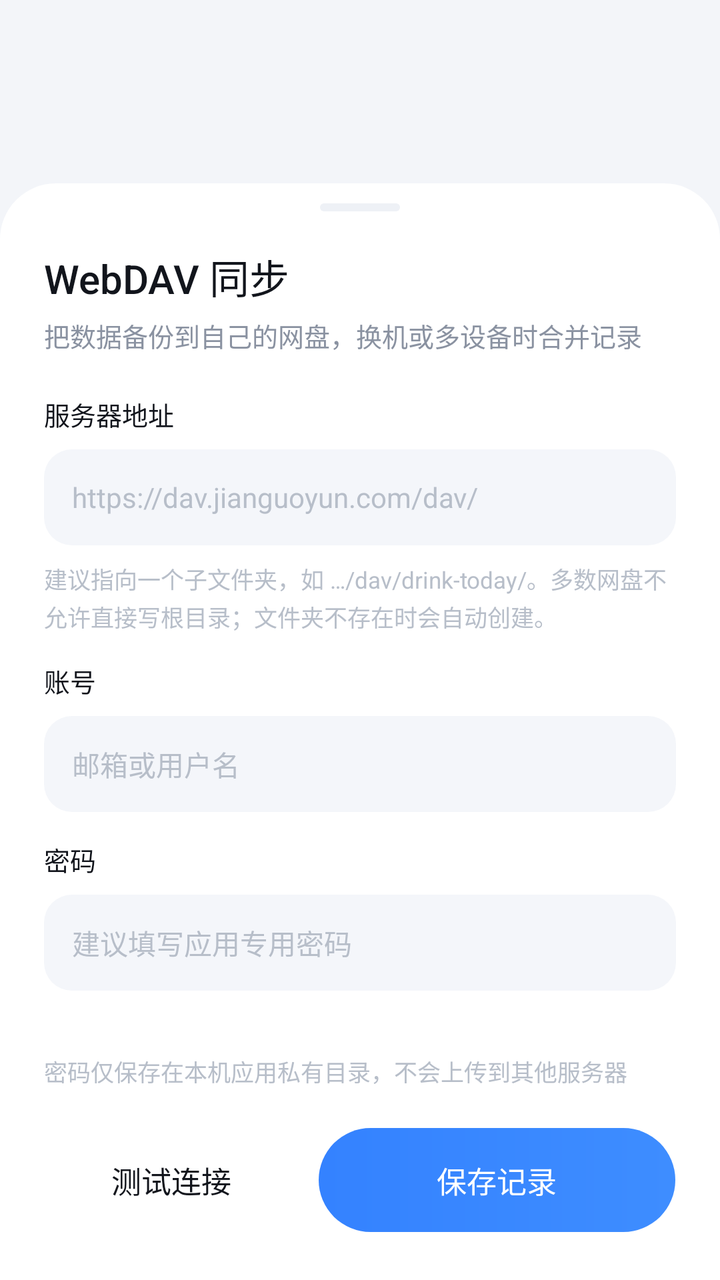
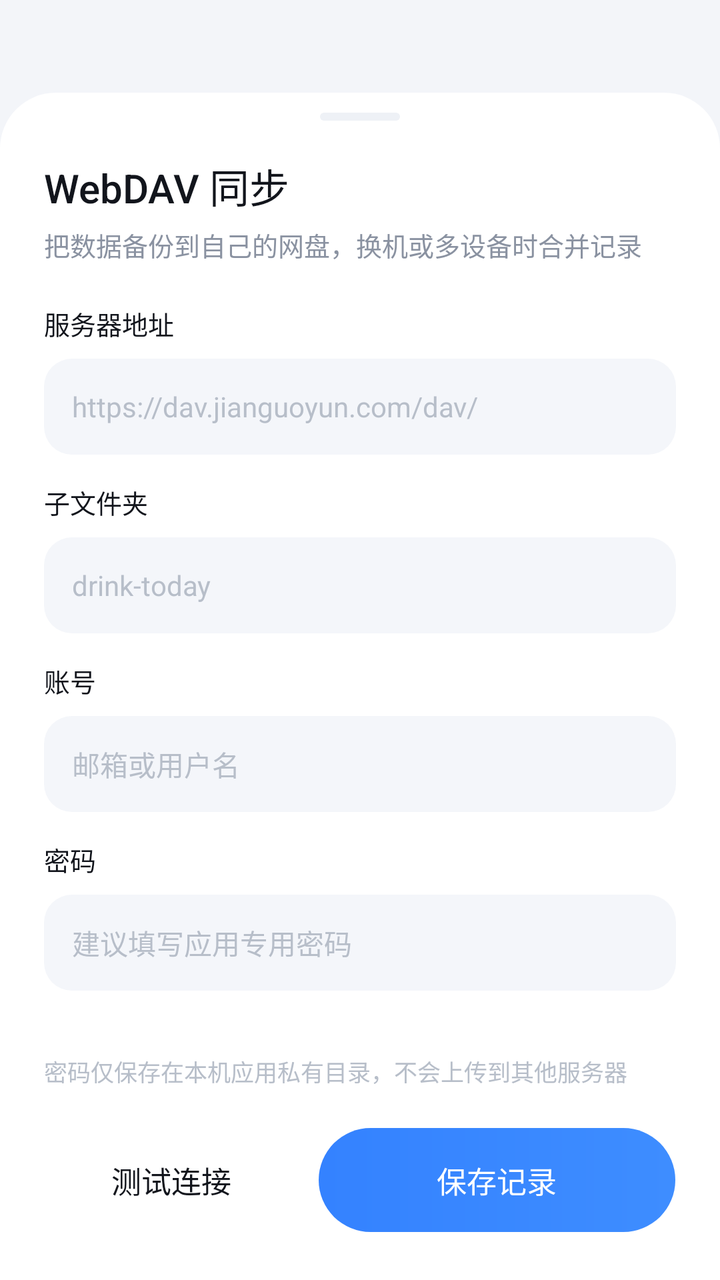

Before-and-after screenshots of an Android layout around one commit, followed by the original layout XML and the change that was made.
<!-- AndroidManifest.xml: application theme Theme.DrinkToday -->
<!-- res/layout/sheet_webdav.xml -->
<?xml version="1.0" encoding="utf-8"?>
<FrameLayout xmlns:android="http://schemas.android.com/apk/res/android"
    android:layout_width="match_parent"
    android:layout_height="match_parent">

    <ScrollView
        android:id="@+id/sheetScroll"
        android:layout_width="match_parent"
        android:layout_height="wrap_content"
        android:layout_gravity="bottom"
        android:background="@android:color/transparent"
        android:overScrollMode="never"
        android:scrollbars="none">

        <LinearLayout
            android:id="@+id/sheetCard"
            android:layout_width="match_parent"
            android:layout_height="wrap_content"
            android:background="@drawable/bg_sheet"
            android:orientation="vertical"
            android:paddingStart="22dp"
            android:paddingTop="10dp"
            android:paddingEnd="22dp"
            android:paddingBottom="24dp">

            <View
                android:layout_width="40dp"
                android:layout_height="4dp"
                android:layout_gravity="center_horizontal"
                android:background="@drawable/bg_handle" />

            <TextView
                android:layout_width="wrap_content"
                android:layout_height="wrap_content"
                android:layout_marginTop="18dp"
                android:fontFamily="sans-serif-medium"
                android:text="@string/webdav_title"
                android:textColor="@color/text_primary"
                android:textSize="20sp" />

            <TextView
                android:layout_width="match_parent"
                android:layout_height="wrap_content"
                android:layout_marginTop="5dp"
                android:text="@string/webdav_subtitle"
                android:textColor="@color/text_secondary"
                android:textSize="13sp" />

            <TextView
                android:layout_width="wrap_content"
                android:layout_height="wrap_content"
                android:layout_marginTop="20dp"
                android:fontFamily="sans-serif-medium"
                android:text="@string/webdav_server"
                android:textColor="@color/text_primary"
                android:textSize="13sp" />

            <EditText
                android:id="@+id/etServer"
                android:layout_width="match_parent"
                android:layout_height="48dp"
                android:layout_marginTop="8dp"
                android:background="@drawable/bg_input"
                android:hint="@string/webdav_server_hint"
                android:importantForAutofill="no"
                android:inputType="textUri"
                android:maxLines="1"
                android:paddingStart="14dp"
                android:paddingEnd="14dp"
                android:textColor="@color/text_primary"
                android:textColorHint="@color/text_tertiary"
                android:textSize="14sp" />

            <TextView
                android:layout_width="match_parent"
                android:layout_height="wrap_content"
                android:layout_marginTop="8dp"
                android:includeFontPadding="false"
                android:lineSpacingExtra="2dp"
                android:text="@string/webdav_dir_hint"
                android:textColor="@color/text_tertiary"
                android:textSize="11.5sp" />

            <TextView
                android:layout_width="wrap_content"
                android:layout_height="wrap_content"
                android:layout_marginTop="14dp"
                android:fontFamily="sans-serif-medium"
                android:text="@string/webdav_user"
                android:textColor="@color/text_primary"
                android:textSize="13sp" />

            <EditText
                android:id="@+id/etUser"
                android:layout_width="match_parent"
                android:layout_height="48dp"
                android:layout_marginTop="8dp"
                android:background="@drawable/bg_input"
                android:hint="@string/webdav_user_hint"
                android:importantForAutofill="no"
                android:inputType="text"
                android:maxLines="1"
                android:paddingStart="14dp"
                android:paddingEnd="14dp"
                android:textColor="@color/text_primary"
                android:textColorHint="@color/text_tertiary"
                android:textSize="14sp" />

            <TextView
                android:layout_width="wrap_content"
                android:layout_height="wrap_content"
                android:layout_marginTop="14dp"
                android:fontFamily="sans-serif-medium"
                android:text="@string/webdav_password"
                android:textColor="@color/text_primary"
                android:textSize="13sp" />

            <EditText
                android:id="@+id/etPassword"
                android:layout_width="match_parent"
                android:layout_height="48dp"
                android:layout_marginTop="8dp"
                android:background="@drawable/bg_input"
                android:hint="@string/webdav_password_hint"
                android:importantForAutofill="no"
                android:inputType="textPassword"
                android:maxLines="1"
                android:paddingStart="14dp"
                android:paddingEnd="14dp"
                android:textColor="@color/text_primary"
                android:textColorHint="@color/text_tertiary"
                android:textSize="14sp" />

            <TextView
                android:id="@+id/tvFile"
                android:layout_width="match_parent"
                android:layout_height="wrap_content"
                android:layout_marginTop="14dp"
                android:includeFontPadding="false"
                android:textColor="@color/text_tertiary"
                android:textSize="11.5sp" />

            <TextView
                android:layout_width="match_parent"
                android:layout_height="wrap_content"
                android:layout_marginTop="4dp"
                android:includeFontPadding="false"
                android:text="@string/webdav_security"
                android:textColor="@color/text_tertiary"
                android:textSize="11.5sp" />

            <LinearLayout
                android:layout_width="match_parent"
                android:layout_height="52dp"
                android:layout_marginTop="20dp"
                android:baselineAligned="false"
                android:orientation="horizontal">

                <TextView
                    android:id="@+id/btnTest"
                    android:layout_width="0dp"
                    android:layout_height="match_parent"
                    android:layout_marginEnd="10dp"
                    android:layout_weight="1"
                    android:background="@drawable/bg_pill_white"
                    android:fontFamily="sans-serif-medium"
                    android:gravity="center"
                    android:text="@string/webdav_test"
                    android:textColor="@color/text_primary"
                    android:textSize="15sp" />

                <TextView
                    android:id="@+id/btnSave"
                    android:layout_width="0dp"
                    android:layout_height="match_parent"
                    android:layout_weight="1.4"
                    android:background="@drawable/bg_pill_accent"
                    android:fontFamily="sans-serif-medium"
                    android:gravity="center"
                    android:text="@string/action_save"
                    android:textColor="@android:color/white"
                    android:textSize="15sp" />
            </LinearLayout>
        </LinearLayout>
    </ScrollView>
</FrameLayout>
<!-- resources referenced by this layout -->
<resources>
  <color name="text_primary">#12151C</color>
  <color name="text_secondary">#8A92A1</color>
  <color name="text_tertiary">#B7BEC9</color>
  <!-- drawable bg_handle (drawable) -->
  <?xml version="1.0" encoding="utf-8"?>
  <shape xmlns:android="http://schemas.android.com/apk/res/android" android:shape="rectangle">
      <solid android:color="@color/divider" />
      <corners android:radius="2dp" />
  </shape>
  <!-- drawable bg_input (drawable) -->
  <?xml version="1.0" encoding="utf-8"?>
  <shape xmlns:android="http://schemas.android.com/apk/res/android" android:shape="rectangle">
      <solid android:color="#F4F6FA" />
      <corners android:radius="14dp" />
  </shape>
  <!-- drawable bg_pill_accent (drawable) -->
  <?xml version="1.0" encoding="utf-8"?>
  <shape xmlns:android="http://schemas.android.com/apk/res/android" android:shape="rectangle">
      <gradient
          android:angle="0"
          android:endColor="#3E8DFF"
          android:startColor="#3482FF"
          android:type="linear" />
      <corners android:radius="26dp" />
  </shape>
  <!-- drawable bg_pill_white (drawable) -->
  <?xml version="1.0" encoding="utf-8"?>
  <shape xmlns:android="http://schemas.android.com/apk/res/android" android:shape="rectangle">
      <solid android:color="@color/surface" />
      <corners android:radius="22dp" />
  </shape>
  <!-- drawable bg_sheet (drawable) -->
  <?xml version="1.0" encoding="utf-8"?>
  <shape xmlns:android="http://schemas.android.com/apk/res/android" android:shape="rectangle">
      <solid android:color="@color/surface" />
      <corners
          android:topLeftRadius="28dp"
          android:topRightRadius="28dp" />
  </shape>
  <string name="action_save">保存记录</string>
  <string name="webdav_dir_hint">建议指向一个子文件夹，如 …/dav/drink-today/。多数网盘不允许直接写根目录；文件夹不存在时会自动创建。</string>
  <string name="webdav_password">密码</string>
  <string name="webdav_password_hint">建议填写应用专用密码</string>
  <string name="webdav_security">密码仅保存在本机应用私有目录，不会上传到其他服务器</string>
  <string name="webdav_server">服务器地址</string>
  <string name="webdav_server_hint">https://dav.jianguoyun.com/dav/</string>
  <string name="webdav_subtitle">把数据备份到自己的网盘，换机或多设备时合并记录</string>
  <string name="webdav_test">测试连接</string>
  <string name="webdav_title">WebDAV 同步</string>
  <string name="webdav_user">账号</string>
  <string name="webdav_user_hint">邮箱或用户名</string>
  <style name="Theme.DrinkToday" parent="Theme.DrinkToday.Base" />
  <color name="divider">#EEF1F6</color>
  <color name="surface">#FFFFFF</color>
  <style name="Theme.DrinkToday.Base" parent="Theme.AppCompat.Light.NoActionBar">
          <item name="android:windowBackground">@color/bg</item>
          <item name="android:statusBarColor">@android:color/transparent</item>
          <item name="android:navigationBarColor">@android:color/transparent</item>
          <item name="android:windowLightStatusBar">true</item>
          <item name="android:windowDrawsSystemBarBackgrounds">true</item>
          <item name="colorAccent">@color/accent</item>
          <item name="android:textColorPrimary">@color/text_primary</item>
          <item name="android:fontFamily">sans-serif</item>
      </style>
  <color name="bg">#F3F5F9</color>
  <color name="accent">#3482FF</color>
</resources>

<!-- the commit's change to res/layout/sheet_webdav.xml (unified diff, before → after) -->
@@ -72,14 +72,29 @@
                 android:textSize="14sp" />
 
             <TextView
-                android:layout_width="match_parent"
-                android:layout_height="wrap_content"
-                android:layout_marginTop="8dp"
-                android:includeFontPadding="false"
-                android:lineSpacingExtra="2dp"
-                android:text="@string/webdav_dir_hint"
-                android:textColor="@color/text_tertiary"
-                android:textSize="11.5sp" />
+                android:layout_width="wrap_content"
+                android:layout_height="wrap_content"
+                android:layout_marginTop="14dp"
+                android:fontFamily="sans-serif-medium"
+                android:text="@string/webdav_folder"
+                android:textColor="@color/text_primary"
+                android:textSize="13sp" />
+
+            <EditText
+                android:id="@+id/etFolder"
+                android:layout_width="match_parent"
+                android:layout_height="48dp"
+                android:layout_marginTop="8dp"
+                android:background="@drawable/bg_input"
+                android:hint="@string/webdav_folder_hint"
+                android:importantForAutofill="no"
+                android:inputType="text"
+                android:maxLines="1"
+                android:paddingStart="14dp"
+                android:paddingEnd="14dp"
+                android:textColor="@color/text_primary"
+                android:textColorHint="@color/text_tertiary"
+                android:textSize="14sp" />
 
             <TextView
                 android:layout_width="wrap_content"
<!-- resource entries referenced after the edit -->
@@ -40,7 +40,8 @@
           android:topRightRadius="28dp" />
   </shape>
   <string name="action_save">保存记录</string>
-  <string name="webdav_dir_hint">建议指向一个子文件夹，如 …/dav/drink-today/。多数网盘不允许直接写根目录；文件夹不存在时会自动创建。</string>
+  <string name="webdav_folder">子文件夹</string>
+  <string name="webdav_folder_hint">drink-today</string>
   <string name="webdav_password">密码</string>
   <string name="webdav_password_hint">建议填写应用专用密码</string>
   <string name="webdav_security">密码仅保存在本机应用私有目录，不会上传到其他服务器</string>
